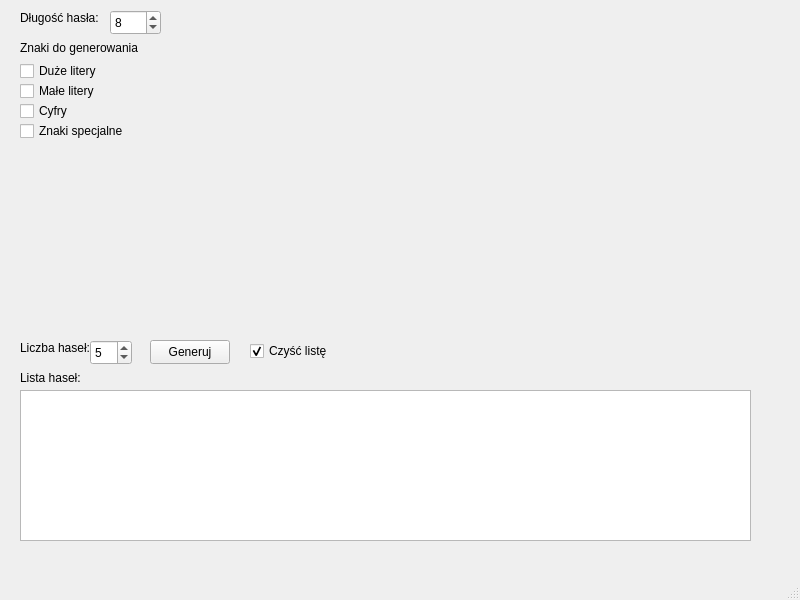
Liskowskyy/passwordGenerator, file mainwindow.ui: the form before one commit.
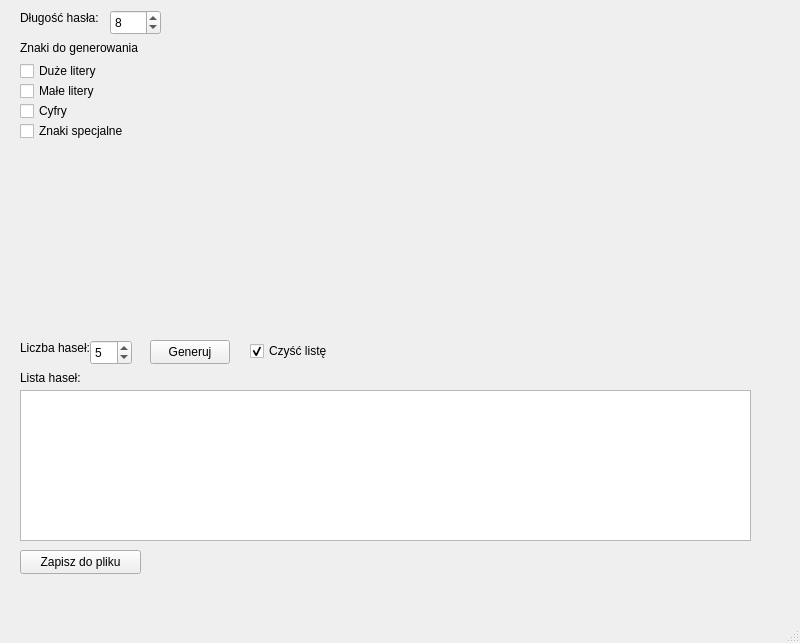
The form after the commit.

```diff
--- a/mainwindow.ui
+++ b/mainwindow.ui
@@ -10,7 +10,7 @@
     <x>0</x>
     <y>0</y>
     <width>800</width>
-    <height>600</height>
+    <height>643</height>
    </rect>
   </property>
   <property name="windowTitle">
@@ -204,6 +204,19 @@
      <bool>true</bool>
     </property>
    </widget>
+   <widget class="QPushButton" name="saveToFile">
+    <property name="geometry">
+     <rect>
+      <x>20</x>
+      <y>550</y>
+      <width>121</width>
+      <height>24</height>
+     </rect>
+    </property>
+    <property name="text">
+     <string>Zapisz do pliku</string>
+    </property>
+   </widget>
   </widget>
   <widget class="QMenuBar" name="menubar">
    <property name="geometry">
```
